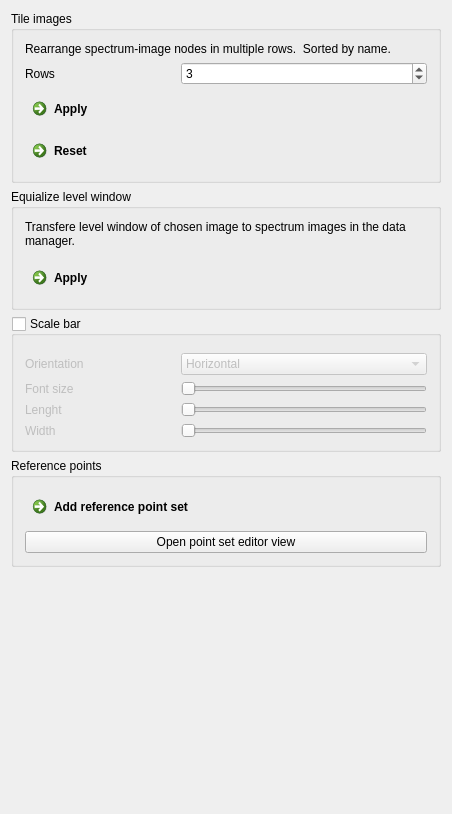
This is Plugins/org.mitk.gui.qt.m2.Data/src/internal/m2DataTools.ui in m2aia/m2aia as Qt 5 draws it before an edit. The edited form follows.
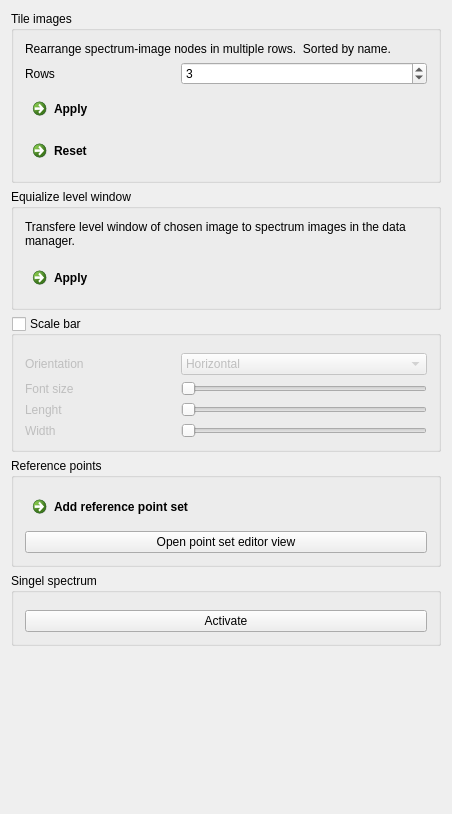
This is the edited form. Custom widgets are drawn as their Qt base class.

Commit message: reactivate data single spectrum data interactor

```diff
--- a/Plugins/org.mitk.gui.qt.m2.Data/src/internal/m2DataTools.ui
+++ b/Plugins/org.mitk.gui.qt.m2.Data/src/internal/m2DataTools.ui
@@ -390,6 +390,41 @@
      </layout>
     </widget>
    </item>
+   <item>
+    <widget class="QGroupBox" name="groupBox">
+     <property name="title">
+      <string>Singel spectrum</string>
+     </property>
+     <layout class="QVBoxLayout" name="verticalLayout_5">
+      <item>
+       <widget class="QmitkSingleNodeSelectionWidget" name="ReferenceSelectionForDataInteraction" native="true">
+        <property name="minimumSize">
+         <size>
+          <width>0</width>
+          <height>0</height>
+         </size>
+        </property>
+        <property name="maximumSize">
+         <size>
+          <width>16777215</width>
+          <height>16777215</height>
+         </size>
+        </property>
+       </widget>
+      </item>
+      <item>
+       <widget class="QPushButton" name="toggleDataInteractor">
+        <property name="text">
+         <string>Activate</string>
+        </property>
+        <property name="checkable">
+         <bool>true</bool>
+        </property>
+       </widget>
+      </item>
+     </layout>
+    </widget>
+   </item>
    <item>
     <spacer name="verticalSpacer">
      <property name="orientation">
```
The commit also changes 8 other files.
